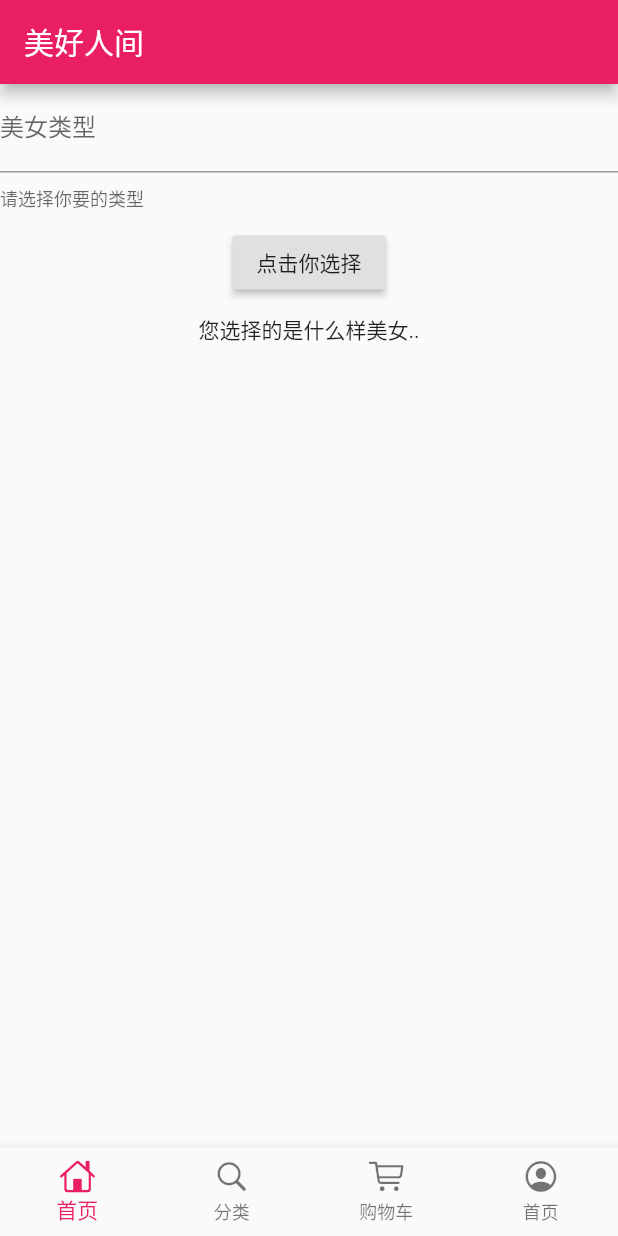
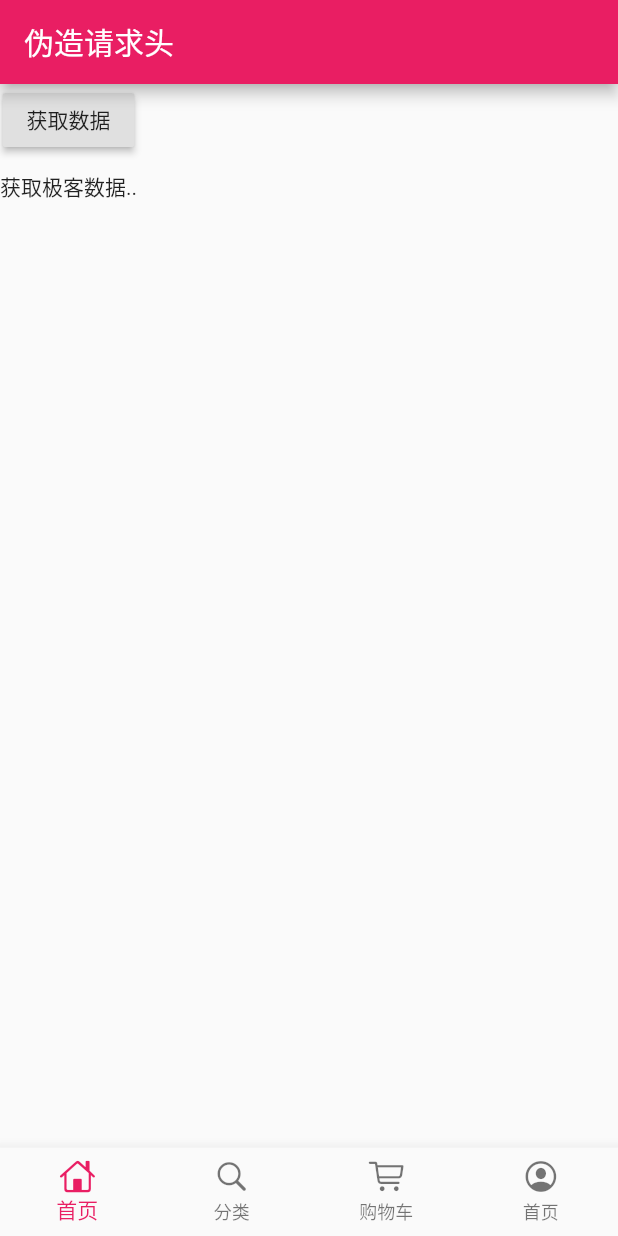
Before and after one commit to maoai-xianyu/flutter_shop_mall, a Flutter app: the screen it shows after launch, on a phone screen of 412 x 824 dp. Run offline on Flutter 3.47's test engine with Material 2 defaults, Android fonts, the phone set to English and light mode, and no system bars; our stand-ins replace dio.

Commit message:
伪造请求头，获取极客数据

```diff
--- /dev/null
+++ b/lib/config/http_headers.dart
@@ -0,0 +1,12 @@
+const httpHeadersJK= {
+  'Accept': 'application/json, text/plain, */*',
+  'Accept-Encoding': 'gzip, deflate, br',
+  'Accept-Language': 'zh-CN,zh;q=0.9,en;q=0.8',
+  'Connection': 'keep-alive',
+  'Content-Type': 'application/json',
+  'Cookie': '_ga=GA1.2.1699630603.1550114169; _gid=GA1.2.859327148.1557211766; Hm_lvt_022f847c4e3acd44d4a2481d9187f1e6=1557211767; SERVERID=1fa1f330efedec1559b3abbcb6e30f50|1557211842|1557211764; _gat=1; Hm_lpvt_022f847c4e3acd44d4a2481d9187f1e6=1557211843',
+  'Host': 'time.geekbang.org',
+  'Origin': 'https://time.geekbang.org',
+  'Referer': 'https://time.geekbang.org/',
+  'User-Agent': 'Mozilla/5.0 (Macintosh; Intel Mac OS X 10_14_4) AppleWebKit/537.36 (KHTML, like Gecko) Chrome/74.0.3729.131 Safari/537.36',
+};
--- a/lib/pages/home_page.dart
+++ b/lib/pages/home_page.dart
@@ -1,5 +1,6 @@
 import 'package:flutter/material.dart';
 import 'package:dio/dio.dart';
+import '../config/http_headers.dart';
 
 class HomePage extends StatefulWidget {
   @override
@@ -7,51 +8,24 @@ class HomePage extends StatefulWidget {
 }
 
 class _HomePageState extends State<HomePage> {
-  final textEditingController = TextEditingController();
-
-  String showText = '您选择的是什么样美女..';
-
-  @override
-  void initState() {
-    super.initState();
-    textEditingController.addListener(() {
-      debugPrint('input 美女类型${textEditingController.text.toString()}');
-    });
-  }
-
-  @override
-  void dispose() {
-    textEditingController.dispose();
-    super.dispose();
-  }
+  String showText = '获取极客数据..';
 
   @override
   Widget build(BuildContext context) {
     return Container(
       child: Scaffold(
         appBar: AppBar(
-          title: Text('美好人间'),
+          title: Text('伪造请求头'),
         ),
         body: SingleChildScrollView(
           child: Container(
             child: Column(
               children: <Widget>[
-                TextField(
-                  controller: textEditingController,
-                  decoration: InputDecoration(
-                    labelText: '美女类型',
-                    helperText: '请选择你要的类型',
-                  ),
-                  autofocus: false,
-                ),
-                SizedBox(
-                  height: 10.0,
-                ),
                 RaisedButton(
+                  child: Text('获取数据'),
                   onPressed: () {
-                    _choiceActionGirl();
+                    _showJiKeContent();
                   },
-                  child: Text('点击你选择'),
                 ),
                 SizedBox(
                   height: 10.0,
@@ -68,49 +42,27 @@ class _HomePageState extends State<HomePage> {
     );
   }
 
-  void _choiceActionGirl() {
-    debugPrint('点击选择美女');
-    var typeText = textEditingController.text.toString();
-    if (typeText == '') {
-      showDialog(
-        context: context,
-        builder: (context) => AlertDialog(title: Text('美女类型不能为空')),
-      );
-    } else {
-      postHttp(typeText).then((value) {
-        setState(() {
-          showText = value['data']['name'].toString();
-        });
-        debugPrint('选择美女是${value['data']['name'].toString()}');
+  void _showJiKeContent() {
+    debugPrint('开始请求极客数据');
+    postHttp().then((value) {
+      setState(() {
+        showText = value['data']['nav'].toString();
       });
-    }
+      debugPrint('得到的数据是 ${value['data']['nav'].toString()}');
+    });
   }
 
-  // 请求返回数据
-  Future getHttp(String typeText) async {
+  Future postHttp() async {
     try {
       Response response;
+      Dio dio = new Dio();
+      // 设置请求头
+      dio.options.headers = httpHeadersJK;
       // 参数
-      var param = {'name': typeText};
-      response = await Dio().get(
-        'https://www.easy-mock.com/mock/5c60131a4bed3a6342711498/baixing/dabaojian',
-        queryParameters: param,
+      response = await dio.post(
+        'https://time.geekbang.org/serv/v1/column/newAll',
       );
-      return response.data;
-    } catch (e) {
-      return print(e);
-    }
-  }
-
-  Future postHttp(String typeText) async {
-    try {
-      Response response;
-      // 参数
-      var param = {'name': typeText};
-      response = await Dio().post(
-        'https://www.easy-mock.com/mock/5c60131a4bed3a6342711498/baixing/post_dabaojian',
-        queryParameters: param,
-      );
+      debugPrint(response.toString());
       return response.data;
     } catch (e) {
       return print(e);
```
Also changed, not shown: 1 other file.
